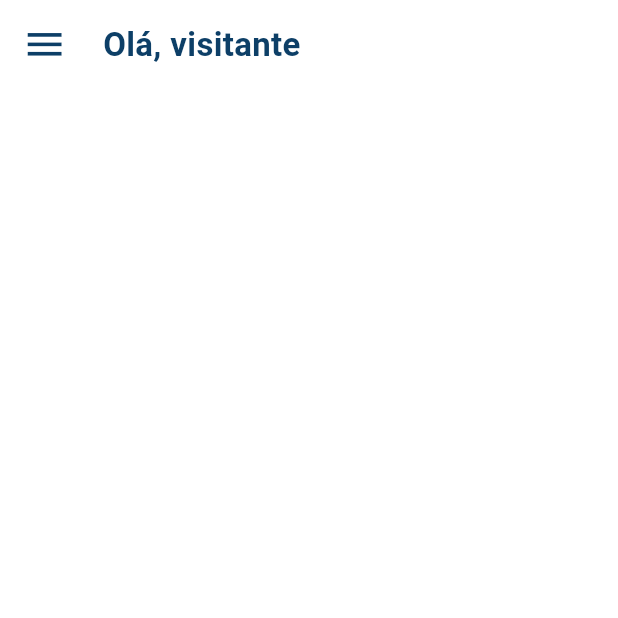
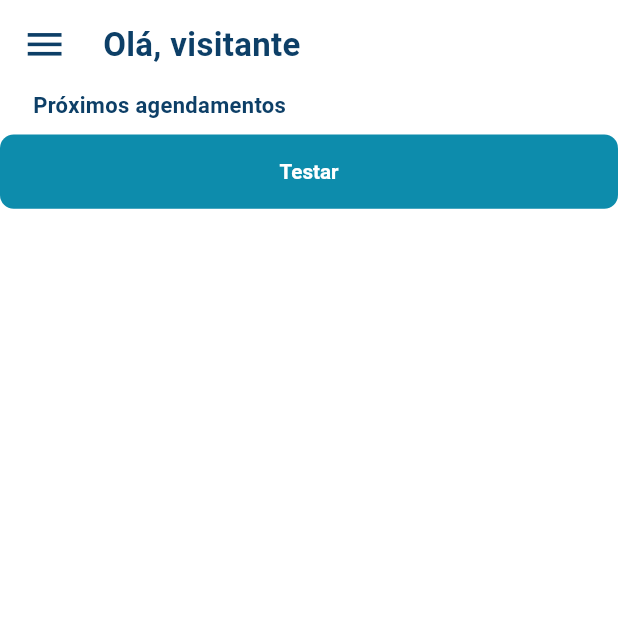
Before and after one commit to Drnkas/app-agendamento, a Flutter app: the Homepage screen opened by its route, on a phone screen of 412 x 824 dp, the top half of it. Run offline on Flutter 3.47's test engine with Material 3 defaults, Android fonts, the phone set to English and light mode, and no system bars; our stand-ins replace bloc, brasil_fields, device_preview, dio, email_validator, equatable and 16 more; missing offline and left inert: store_redirect; accounts and stored records are empty.

Commit message:
feature(home): incio da implementacao da home

```diff
--- a/lib/di/di.dart
+++ b/lib/di/di.dart
@@ -11,6 +11,8 @@ import 'package:app_agendamento/core/flavor/flavor.dart';
 import 'package:app_agendamento/core/widgets/alert/alert_area_cubit.dart';
 import 'package:app_agendamento/features/auth/data/auth_repository.dart';
 import 'package:app_agendamento/features/auth/session/session_cubit.dart';
+import 'package:app_agendamento/features/scheduling/data/scheduling_datasource.dart';
+import 'package:app_agendamento/features/scheduling/data/scheduling_repository.dart';
 import 'package:dio/dio.dart';
 import 'package:firebase_crashlytics/firebase_crashlytics.dart';
 import 'package:firebase_messaging/firebase_messaging.dart';
@@ -55,6 +57,9 @@ Future<void> configureDependencies(FlavorConfig config) async {
   getIt.registerFactory<AuthDatasource>(() => RemoteAuthDatasource(getIt()));
   getIt.registerLazySingleton(() => AuthRepository(getIt(), getIt()));
 
+  getIt.registerFactory(() => SchedulingDatasource(getIt()));
+  getIt.registerLazySingleton(() => SchedulingRepository(getIt()));
+
   getIt.registerSingleton(FirebaseCrashlytics.instance);
   getIt.registerSingleton(AppCrashlytics(getIt()));
 
--- a/lib/features/home/pages/home_page.dart
+++ b/lib/features/home/pages/home_page.dart
@@ -1,8 +1,10 @@
 import 'package:app_agendamento/features/auth/session/session_cubit.dart';
+import 'package:app_agendamento/features/home/sections/home_header_section.dart';
 import 'package:flutter/material.dart';
 import 'package:flutter_bloc/flutter_bloc.dart';
 
 import '../../../core/theme/app_theme.dart';
+import '../sections/home_next_schedules_section.dart';
 
 class Homepage extends StatefulWidget {
   const Homepage({super.key});
@@ -20,32 +22,14 @@ class _HomepageState extends State<Homepage> {
     return Scaffold(
       body: Column(
         children: [
-          SafeArea(
-            bottom: false,
-            child: Padding(
-              padding: const EdgeInsets.symmetric(horizontal: 8, vertical: 8),
-              child: Row(
-                crossAxisAlignment: CrossAxisAlignment.center,
-                children: [
-                  IconButton(
-                      onPressed: context.read<SessionCubit>().logout,
-                      icon: const Icon(Icons.menu),
-                      iconSize: 33,
-                      color: t.black
-                  ),
-                  const SizedBox(width: 18),
-                  BlocBuilder<SessionCubit, SessionState>(
-                    builder: (context, state) {
-                      return Text(
-                        'Olá, ${state.loggedUser?.fullname ?? 'visitante'}',
-                        style: t.heading24Bold,
-                      );
-                    },
-                  )
+          const HomeHeaderSection(),
+          Expanded(
+              child: ListView(
+                children: const [
+                  HomeNextSchedulesSection()
                 ],
-              ),
-            ),
-          ),
+              )
+          )
 
 
         ],
--- /dev/null
+++ b/lib/features/home/sections/home_header_section.dart
@@ -0,0 +1,41 @@
+import 'package:flutter/material.dart';
+import 'package:flutter_bloc/flutter_bloc.dart';
+
+import '../../../core/theme/app_theme.dart';
+import '../../auth/session/session_cubit.dart';
+
+class HomeHeaderSection extends StatelessWidget {
+  const HomeHeaderSection({super.key});
+
+  @override
+  Widget build(BuildContext context) {
+    final AppTheme t = context.watch();
+
+    return  SafeArea(
+      bottom: false,
+      child: Padding(
+        padding: const EdgeInsets.symmetric(horizontal: 8, vertical: 8),
+        child: Row(
+          crossAxisAlignment: CrossAxisAlignment.center,
+          children: [
+            IconButton(
+                onPressed: context.read<SessionCubit>().logout,
+                icon: const Icon(Icons.menu),
+                iconSize: 33,
+                color: t.black
+            ),
+            const SizedBox(width: 18),
+            BlocBuilder<SessionCubit, SessionState>(
+              builder: (context, state) {
+                return Text(
+                  'Olá, ${state.loggedUser?.fullname ?? 'visitante'}',
+                  style: t.heading24Bold,
+                );
+              },
+            )
+          ],
+        ),
+      ),
+    );
+  }
+}
--- /dev/null
+++ b/lib/features/home/sections/home_next_schedules_section.dart
@@ -0,0 +1,39 @@
+
+import 'package:flutter/material.dart';
+import 'package:flutter_bloc/flutter_bloc.dart';
+
+import '../../../core/theme/app_theme.dart';
+import '../../../core/widgets/app_button.dart';
+import '../../../di/di.dart';
+import '../../scheduling/data/scheduling_repository.dart';
+
+class HomeNextSchedulesSection extends StatelessWidget {
+  const HomeNextSchedulesSection({Key? key}) : super(key: key);
+
+  @override
+  Widget build(BuildContext context) {
+    final AppTheme t = context.watch();
+
+    return Column(
+      crossAxisAlignment: CrossAxisAlignment.start,
+      children: [
+        Padding(
+          padding: const EdgeInsets.symmetric(horizontal: 24),
+          child: Text(
+            'Próximos agendamentos',
+            style: t.body16Bold,
+          ),
+        ),
+        const SizedBox(height: 10),
+        AppButton(
+          label: 'Testar',
+          onPressed: () async {
+            final SchedulingRepository repository = getIt();
+            final schedules = await repository.getUserSchedules();
+            print(schedules);
+          },
+        ),
+      ],
+    );
+  }
+}
--- /dev/null
+++ b/lib/features/scheduling/data/scheduling_datasource.dart
@@ -0,0 +1,18 @@
+import 'package:app_agendamento/core/helpers/result.dart';
+import 'package:app_agendamento/features/scheduling/models/scheduling.dart';
+import 'package:dio/dio.dart';
+
+class SchedulingDatasource {
+  SchedulingDatasource(this._dio);
+
+  final Dio _dio;
+
+  Future<Result<void, List<Scheduling>>> getUserSchedules() async {
+    try{
+      final response = await _dio.post('/v1-get-user-schedules');
+      return Success(response.data['result'].map((s) => Scheduling.fromMap(s)).toList());
+    } catch(e) {
+      return Failure(null);
+    }
+  }
+}
--- /dev/null
+++ b/lib/features/scheduling/data/scheduling_repository.dart
@@ -0,0 +1,13 @@
+import 'package:app_agendamento/features/scheduling/data/scheduling_datasource.dart';
+
+import '../../../core/helpers/result.dart';
+import '../models/scheduling.dart';
+
+class SchedulingRepository {
+  SchedulingRepository(this._datasource);
+  final SchedulingDatasource _datasource;
+
+  Future<Result<void, List<Scheduling>>> getUserSchedules() {
+      return _datasource.getUserSchedules();
+  }
+}
--- /dev/null
+++ b/lib/features/scheduling/models/scheduling.dart
@@ -0,0 +1,28 @@
+class Scheduling {
+
+  final String id;
+  final DateTime startDate;
+  final DateTime endDate;
+
+  const Scheduling({
+    required this.id,
+    required this.startDate,
+    required this.endDate,
+  });
+
+  Map<String, dynamic> toJson() {
+    return {
+      'id': id,
+      'startDate': startDate.toIso8601String(),
+      'endDate': endDate.toIso8601String(),
+    };
+  }
+
+  factory Scheduling.fromMap(Map<String, dynamic> map) {
+    return Scheduling(
+      id: map['id'] as String,
+      startDate: DateTime.parse(map['startDate']),
+      endDate: DateTime.parse(map['endDate']),
+    );
+  }
+}
```
